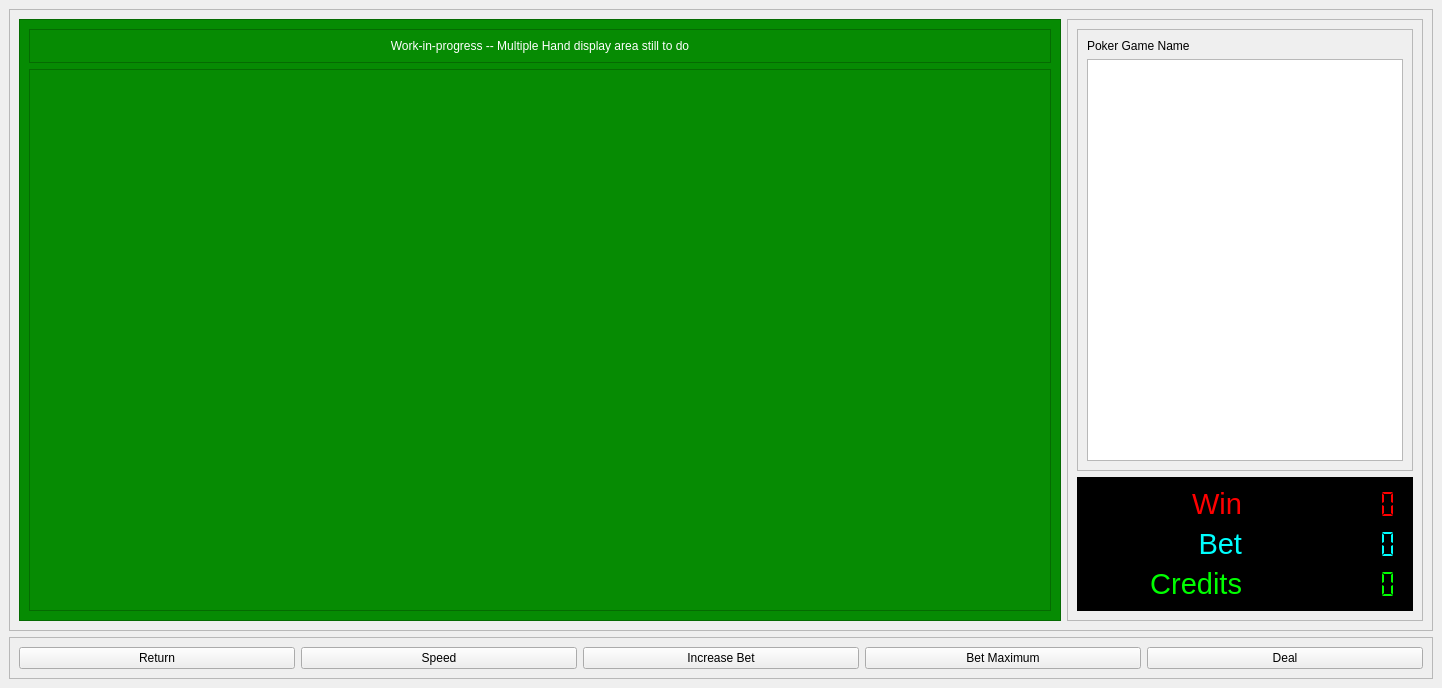
Qt form src/ui/gameorchestratorwindow.ui (dbrook/vidpokerterm) before a commit.
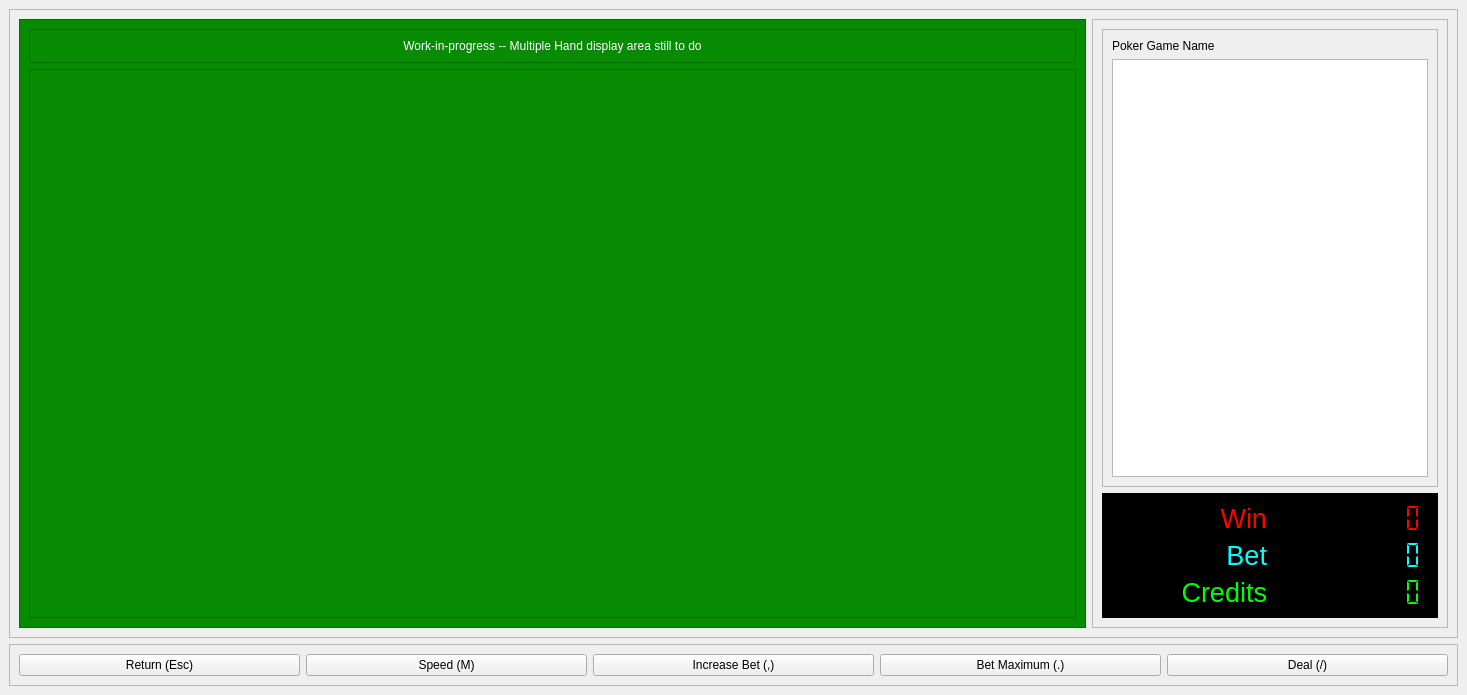
The same form after that commit.

Commit message: Minor UI size and shortcuts adjustments

```diff
--- a/src/ui/gameorchestratorwindow.ui
+++ b/src/ui/gameorchestratorwindow.ui
@@ -6,8 +6,8 @@
    <rect>
     <x>0</x>
     <y>0</y>
-    <width>1442</width>
-    <height>688</height>
+    <width>1467</width>
+    <height>695</height>
    </rect>
   </property>
   <property name="windowTitle">
@@ -150,7 +150,7 @@
               <widget class="QLabel" name="winLabel">
                <property name="styleSheet">
                 <string notr="true">color: rgb(255, 0, 0);
-font-size: 22pt;</string>
+font-size: 20pt;</string>
                </property>
                <property name="text">
                 <string>Win</string>
@@ -183,7 +183,7 @@
               <widget class="QLabel" name="betLabel">
                <property name="styleSheet">
                 <string notr="true">color: rgb(0, 255, 255);
-font-size: 22pt;</string>
+font-size: 20pt;</string>
                </property>
                <property name="text">
                 <string>Bet</string>
@@ -216,7 +216,7 @@
               <widget class="QLabel" name="creditsLabel">
                <property name="styleSheet">
                 <string notr="true">color: rgb(0, 255, 0);
-font-size: 22pt;</string>
+font-size: 20pt;</string>
                </property>
                <property name="text">
                 <string>Credits</string>
@@ -266,35 +266,50 @@
        <item>
         <widget class="QPushButton" name="returnButton">
          <property name="text">
-          <string>Return</string>
+          <string>Return (Esc)</string>
+         </property>
+         <property name="shortcut">
+          <string>Esc</string>
          </property>
         </widget>
        </item>
        <item>
         <widget class="QPushButton" name="speedButton">
          <property name="text">
-          <string>Speed</string>
+          <string>Speed (M)</string>
+         </property>
+         <property name="shortcut">
+          <string>M</string>
          </property>
         </widget>
        </item>
        <item>
         <widget class="QPushButton" name="betIncrementButton">
          <property name="text">
-          <string>Increase Bet</string>
+          <string>Increase Bet (,)</string>
+         </property>
+         <property name="shortcut">
+          <string>,</string>
          </property>
         </widget>
        </item>
        <item>
         <widget class="QPushButton" name="maxBetButton">
          <property name="text">
-          <string>Bet Maximum</string>
+          <string>Bet Maximum (.)</string>
+         </property>
+         <property name="shortcut">
+          <string>.</string>
          </property>
         </widget>
        </item>
        <item>
         <widget class="QPushButton" name="drawDealButton">
          <property name="text">
-          <string>Deal</string>
+          <string>Deal (/)</string>
+         </property>
+         <property name="shortcut">
+          <string>/</string>
          </property>
         </widget>
        </item>
```
The commit also changes 2 other files.
